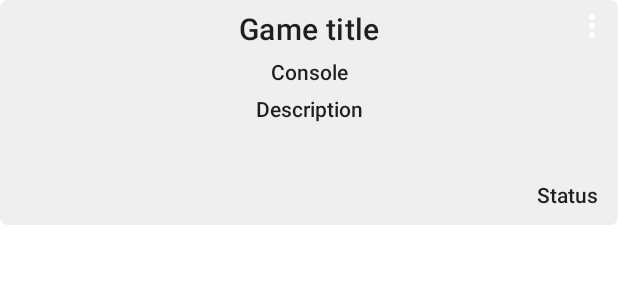
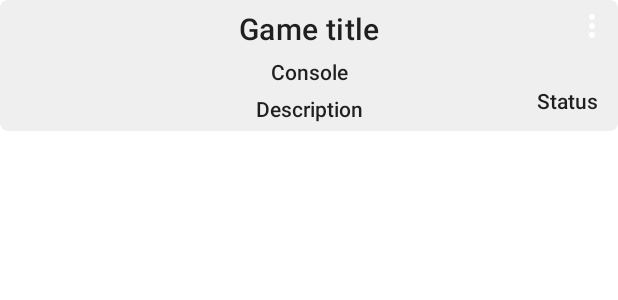
Before and after one commit to julito97/GameLib, an Android app: the layout row_game.xml on its own in the app's theme, with its tools: preview values and no code run, on a phone screen of 412 x 824 dp. Shown: the top 300 px of the screen. Run offline under Robolectric (Android 15) with nearby library versions, the phone set to English and light mode, and no system bars.

Commit message:
Update row_game.xml

```diff
--- a/GameLib/app/src/main/res/layout/row_game.xml
+++ b/GameLib/app/src/main/res/layout/row_game.xml
@@ -5,7 +5,7 @@
     xmlns:app="http://schemas.android.com/apk/res-auto"
     xmlns:tools="http://schemas.android.com/tools"
     android:layout_width="match_parent"
-    android:layout_height="150dp"
+    android:layout_height="wrap_content"
     android:layout_marginBottom="10dp"
     app:cardBackgroundColor="#EFEFEF"
     app:cardCornerRadius="5dp"
```
